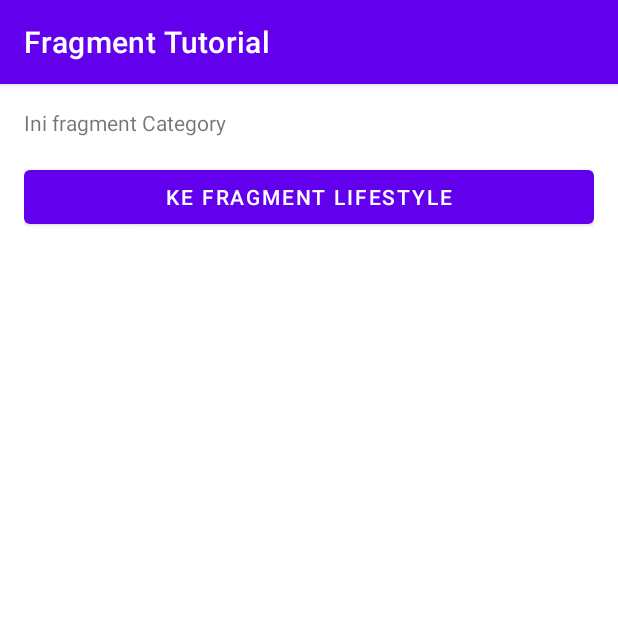
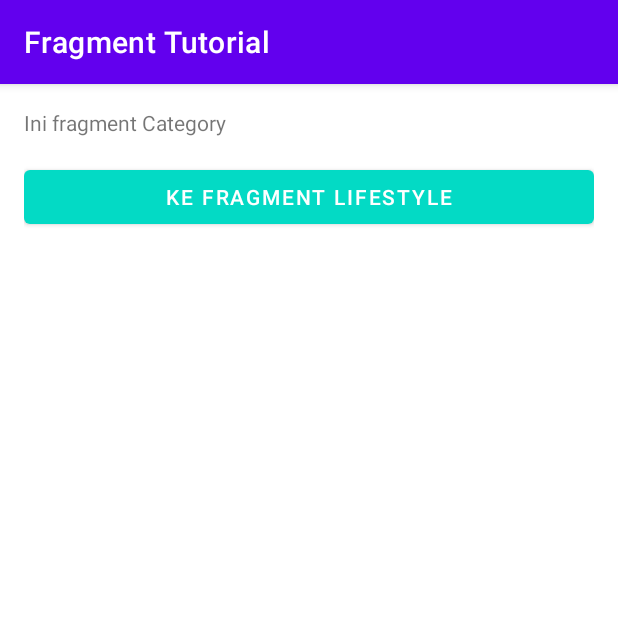
Before and after one commit to arya-fh-n/android-kotlin-fragment, an Android app: the screen it shows after launch (MainActivity), after a tap on "KE FRAGMENT CATEGORY", on a phone screen of 412 x 824 dp, the top half of it. Run offline under Robolectric (Android 15) with nearby library versions, the phone set to English and light mode, and no system bars.

Commit message:
add sample: create and call color resource

```diff
--- a/app/src/main/java/com/arfdevs/fragmentpractice/CategoryFragment.kt
+++ b/app/src/main/java/com/arfdevs/fragmentpractice/CategoryFragment.kt
@@ -5,6 +5,8 @@ import android.view.LayoutInflater
 import android.view.View
 import android.view.ViewGroup
 import android.widget.Button
+import androidx.core.content.ContextCompat
+import androidx.core.content.res.ResourcesCompat
 import androidx.fragment.app.Fragment
 
 class CategoryFragment : Fragment(), View.OnClickListener {
@@ -19,6 +21,14 @@ class CategoryFragment : Fragment(), View.OnClickListener {
         super.onViewCreated(view, savedInstanceState)
         val btnDetailCategory: Button = view.findViewById(R.id.btn_detail_category)
         btnDetailCategory.setOnClickListener(this)
+
+        /**
+         * Memanggil color resource dengan fungsi [ContextCompat.getColor]
+         * lalu menggunakan nilainya sebagai warna dari button
+         */
+        val color = ContextCompat.getColor(requireContext(), R.color.teal_200)
+        btnDetailCategory.setBackgroundColor(color)
+
     }
 
     override fun onClick(v: View) {
```
